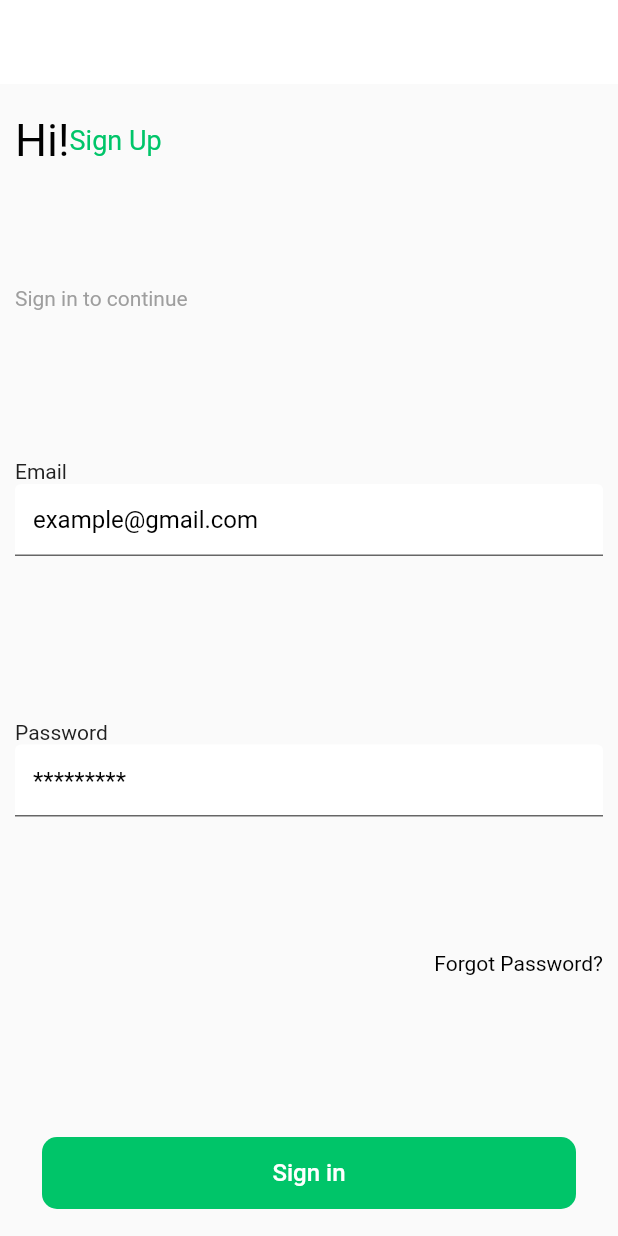
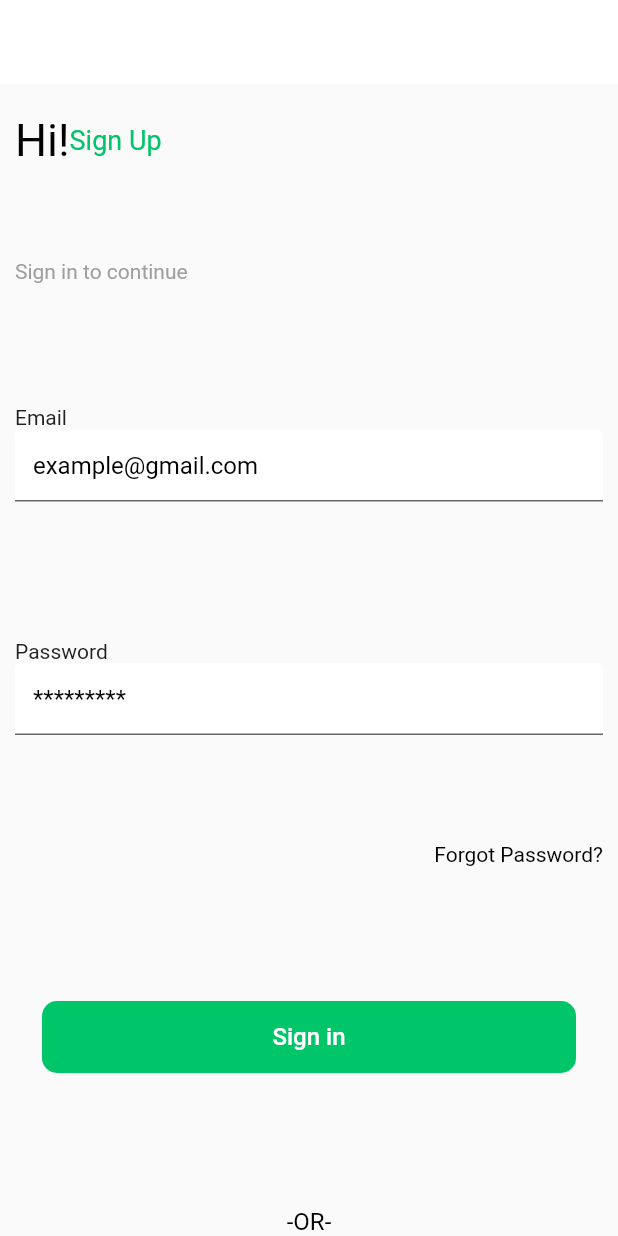
Before and after one commit to 3li-3bdullah/E-commerce-App, a Flutter app: the screen it shows after launch, on a phone screen of 412 x 824 dp. Run offline on Flutter 3.47's test engine with Material 2 defaults, Android fonts, the phone set to English and light mode, and no system bars.

Commit message:
Added some codes

```diff
--- a/e_commerce_app/lib/view/auth/login_screen.dart
+++ b/e_commerce_app/lib/view/auth/login_screen.dart
@@ -55,7 +55,11 @@ class LoginScreen extends StatelessWidget {
             CustomButton(
               text: "Sign in",
               onPressed: (){},
-            )
+            ),
+            SizedBox(height:20),
+            CustomText(
+              text: "-OR-",
+              alignment: Alignment.center,),
           ],
         ),
       ),
```
